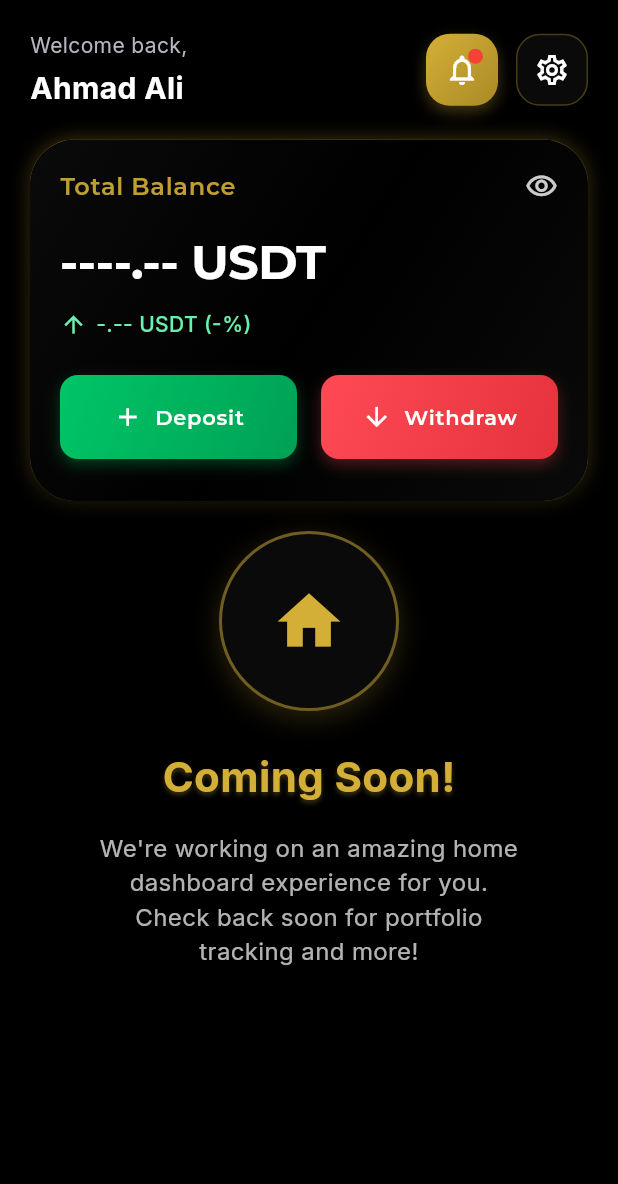
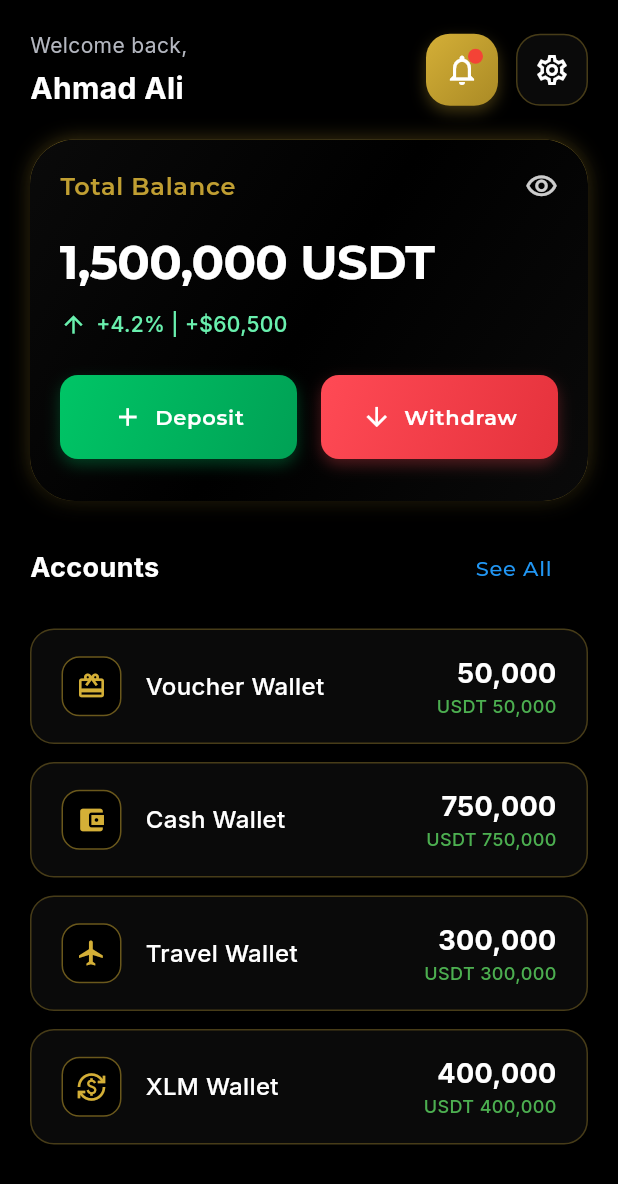
Before and after one commit to FaizGusion00/mti-travel-investment-system, a Flutter app: the HomeScreen screen opened directly, on a phone screen of 412 x 824 dp. Shown: the top 1184 px of the screen. Run offline on Flutter 3.47's test engine with Material 3 defaults, Android fonts, the phone set to English and light mode, and no system bars; drawn by our look-alikes of flutter_animate; our stand-ins replace fl_chart, flutter_secure_storage, get, google_fonts, image_picker, loading_animation_widget and 5 more; missing offline and left inert: cloudflare_turnstile, email_otp; accounts and stored records are empty.

Commit message:
Replace the "Coming Soon" section with the 4 wallet types shown in the image (Voucher, Cash, Travel, and XLM wallet) Update the total balance to show the sum of these 4 wallets Keep the existing UI style but implement the wallet values as client's request

```diff
--- a/frontend/mti_app/lib/screens/home_screen.dart
+++ b/frontend/mti_app/lib/screens/home_screen.dart
@@ -50,7 +50,7 @@ class _HomeScreenState extends State<HomeScreen> with AutomaticKeepAliveClientMi
             children: [
               _buildHeader(),
               _buildBalanceCard(),
-              _buildComingSoonSection(),
+              _buildWalletsSection(),
               const SizedBox(height: 100), // Space for bottom nav bar
             ],
           ),
@@ -321,7 +321,7 @@ class _HomeScreenState extends State<HomeScreen> with AutomaticKeepAliveClientMi
                 const SizedBox(height: 16),
                 AnimatedCrossFade(
                   firstChild: Text(
-                    "----.-- USDT",
+                    "1,500,000 USDT",
                     style: GoogleFonts.montserrat(
                       color: Colors.white,
                       fontSize: 32,
@@ -354,7 +354,7 @@ class _HomeScreenState extends State<HomeScreen> with AutomaticKeepAliveClientMi
                     const SizedBox(width: 6),
                     AnimatedCrossFade(
                       firstChild: Text(
-                        "-.-- USDT (-%)",
+                        "+4.2% | +\$60,500",
                         style: GoogleFonts.inter(
                           color: Colors.greenAccent,
                           fontSize: 14,
@@ -488,82 +488,156 @@ class _HomeScreenState extends State<HomeScreen> with AutomaticKeepAliveClientMi
     );
   }
 
-  Widget _buildComingSoonSection() {
+  Widget _buildWalletsSection() {
     return Padding(
       padding: const EdgeInsets.all(20.0),
-      child: Center(
       child: Column(
-          mainAxisAlignment: MainAxisAlignment.center,
+        crossAxisAlignment: CrossAxisAlignment.start,
         children: [
-            Container(
-              width: 120,
-              height: 120,
-              decoration: BoxDecoration(
-                color: AppTheme.secondaryBackgroundColor,
-                borderRadius: BorderRadius.circular(60),
-                border: Border.all(
-                  color: AppTheme.goldColor.withOpacity(0.5),
-                  width: 2,
+          Row(
+            mainAxisAlignment: MainAxisAlignment.spaceBetween,
+            children: [
+              Text(
+                "Accounts",
+                style: TextStyle(
+                  color: Colors.white,
+                  fontSize: 18,
+                  fontWeight: FontWeight.bold,
                 ),
-                boxShadow: [
-                  BoxShadow(
-                    color: AppTheme.goldColor.withOpacity(0.2),
-                    blurRadius: 15,
-                    offset: const Offset(0, 5),
+              ),
+              TextButton(
+                onPressed: () {},
+                child: Text(
+                  "See All",
+                  style: TextStyle(
+                    color: Colors.blue,
+                    fontSize: 14,
+                    fontWeight: FontWeight.w500,
+                  ),
+                ),
               ),
             ],
           ),
-              child: Icon(
-                Icons.home,
-                color: AppTheme.goldColor,
-                size: 50,
+          const SizedBox(height: 16),
+          _buildWalletCard(
+            icon: Icons.card_giftcard,
+            iconColor: AppTheme.goldColor,
+            title: "Voucher Wallet",
+            amount: "50,000",
+            amountInUSDT: "USDT 50,000",
           ),
-            ).animate().scale(
-                  duration: 600.ms,
-                  curve: Curves.easeOutBack,
+          const SizedBox(height: 12),
+          _buildWalletCard(
+            icon: Icons.account_balance_wallet,
+            iconColor: AppTheme.goldColor,
+            title: "Cash Wallet",
+            amount: "750,000",
+            amountInUSDT: "USDT 750,000",
           ),
-            const SizedBox(height: 24),
-            Text(
-              "Coming Soon!",
-              style: TextStyle(
-                color: AppTheme.goldColor,
-                fontSize: 28,
-                fontWeight: FontWeight.bold,
-                shadows: [
-                  Shadow(
-                    color: AppTheme.goldColor.withOpacity(0.3),
-                    offset: const Offset(0, 2),
-                    blurRadius: 4,
+          const SizedBox(height: 12),
+          _buildWalletCard(
+            icon: Icons.flight,
+            iconColor: AppTheme.goldColor,
+            title: "Travel Wallet",
+            amount: "300,000",
+            amountInUSDT: "USDT 300,000",
+          ),
+          const SizedBox(height: 12),
+          _buildWalletCard(
+            icon: Icons.currency_exchange,
+            iconColor: AppTheme.goldColor,
+            title: "XLM Wallet",
+            amount: "400,000",
+            amountInUSDT: "USDT 400,000",
           ),
         ],
       ),
-            ).animate().fadeIn(duration: 500.ms).slideY(
-                  begin: 0.2,
-                  end: 0,
-                  duration: 500.ms,
-                  curve: Curves.easeOutQuad,
-                ),
-            const SizedBox(height: 16),
-            Padding(
-              padding: const EdgeInsets.symmetric(horizontal: 40),
-              child: Text(
-                "We're working on an amazing home dashboard experience for you. Check back soon for portfolio tracking and more!",
-                textAlign: TextAlign.center,
-                style: TextStyle(
-                  color: Colors.white.withOpacity(0.7),
-                  fontSize: 16,
-                ),
-              ),
-            ).animate().fadeIn(delay: 200.ms, duration: 500.ms),
-          ],
-        ),
-      ),
-    ).animate().fadeIn(delay: 400.ms, duration: 500.ms).slideY(
+    ).animate().fadeIn(delay: 300.ms, duration: 500.ms).slideY(
           begin: 0.1,
           end: 0,
-      delay: 400.ms,
+          delay: 300.ms,
           duration: 500.ms,
           curve: Curves.easeOutQuad,
         );
   }
+
+  Widget _buildWalletCard({
+    required IconData icon,
+    required Color iconColor,
+    required String title,
+    required String amount,
+    required String amountInUSDT,
+  }) {
+    return Container(
+      width: double.infinity,
+      padding: const EdgeInsets.symmetric(horizontal: 20, vertical: 16),
+      decoration: BoxDecoration(
+        color: AppTheme.secondaryBackgroundColor,
+        borderRadius: BorderRadius.circular(16),
+        border: Border.all(
+          color: AppTheme.goldColor.withOpacity(0.3),
+          width: 1,
+        ),
+        boxShadow: [
+          BoxShadow(
+            color: Colors.black.withOpacity(0.2),
+            blurRadius: 8,
+            offset: const Offset(0, 4),
+          ),
+        ],
+      ),
+      child: Row(
+        children: [
+          Container(
+            width: 40,
+            height: 40,
+            decoration: BoxDecoration(
+              color: AppTheme.backgroundColor,
+              borderRadius: BorderRadius.circular(12),
+              border: Border.all(
+                color: AppTheme.goldColor.withOpacity(0.5),
+                width: 1,
+              ),
+            ),
+            child: Icon(
+              icon,
+              color: iconColor,
+              size: 20,
+            ),
+          ),
+          const SizedBox(width: 16),
+          Text(
+            title,
+            style: TextStyle(
+              color: Colors.white,
+              fontSize: 16,
+              fontWeight: FontWeight.w500,
+            ),
+          ),
+          Spacer(),
+          Column(
+            crossAxisAlignment: CrossAxisAlignment.end,
+            children: [
+              Text(
+                amount,
+                style: TextStyle(
+                  color: Colors.white,
+                  fontSize: 18,
+                  fontWeight: FontWeight.bold,
+                ),
+              ),
+              Text(
+                amountInUSDT,
+                style: TextStyle(
+                  color: Colors.green,
+                  fontSize: 12,
+                  fontWeight: FontWeight.w500,
+                ),
+              ),
+            ],
+          ),
+        ],
+      ),
+    );
   }
+}
```
Lines whose indentation alone changed are shown as unchanged.
